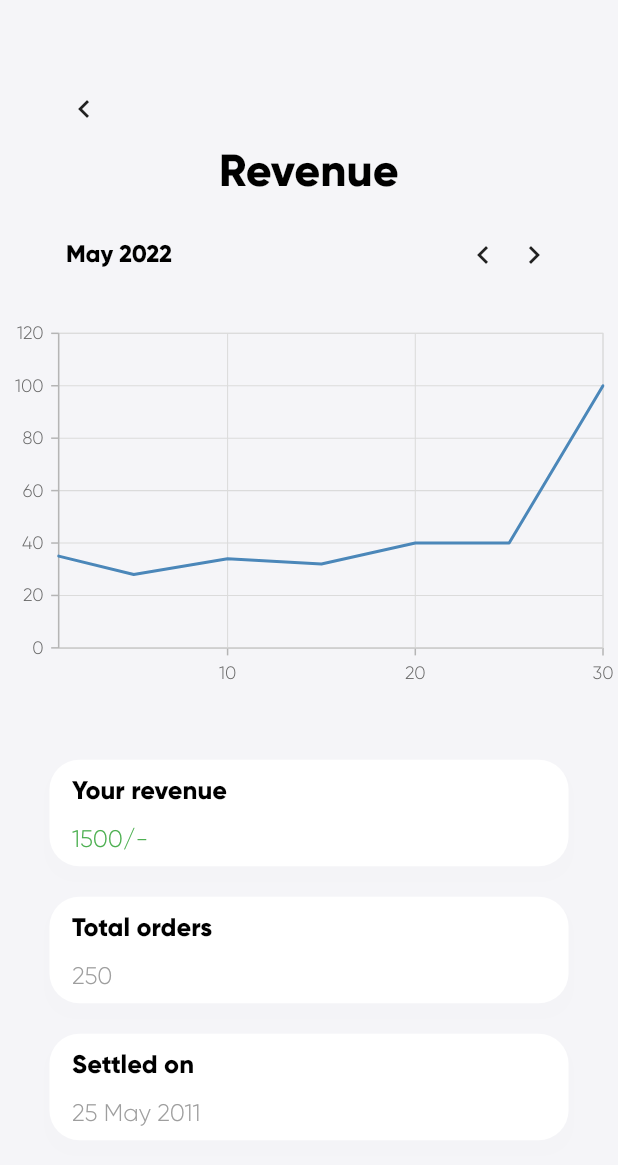
After one commit to StackXSol/canteen, a Flutter app: the Revenue screen opened directly, on a phone screen of 412 x 824 dp. The commit adds this screen. Shown: the top 1165 px of the screen. Run offline on Flutter 3.47's test engine with Material 2 defaults, Android fonts, the phone set to English and light mode, and no system bars; our stand-ins replace bloc, carousel_slider, cloud_firestore, firebase_auth, firebase_core, firebase_storage and 7 more; missing offline and left inert: dart:ffi; accounts and stored records are empty; network calls fail.

Commit message:
created admin profile and revenue

```diff
--- a/lib/screens/Admin/admin_login.dart
+++ b/lib/screens/Admin/admin_login.dart
@@ -164,8 +164,7 @@ class _AdminLoginState extends State<AdminLogin> with TickerProviderStateMixin {
                     onTap: () {
                       Navigator.push(
                         context,
-                        MaterialPageRoute(
-                            builder: (context) => AdminHomepage()),
+                        MaterialPageRoute(builder: (context) => AdminNavbar()),
                       );
                     },
                     child: Container(
@@ -404,7 +403,7 @@ class _AdminLoginState extends State<AdminLogin> with TickerProviderStateMixin {
                         Navigator.push(
                           context,
                           MaterialPageRoute(
-                              builder: (context) => AdminHomepage()),
+                              builder: (context) => AdminNavbar()),
                         );
                       },
                       child: Container(
--- /dev/null
+++ b/lib/screens/Admin/revenue.dart
@@ -0,0 +1,244 @@
+import 'package:flutter/material.dart';
+import 'package:intl/intl.dart';
+import '../../widgets.dart';
+import 'package:syncfusion_flutter_charts/charts.dart';
+import 'package:syncfusion_flutter_charts/sparkcharts.dart';
+
+class Revenue extends StatefulWidget {
+  const Revenue({Key? key}) : super(key: key);
+
+  @override
+  State<Revenue> createState() => _RevenueState();
+}
+
+class _RevenueState extends State<Revenue> {
+  DateTime now = DateTime.now();
+  late String _displayMonth;
+  late String _displayYear;
+
+  @override
+  void initState() {
+    _displayMonth = DateFormat.MMMM().format(now);
+    _displayYear = DateFormat.y().format(now);
+    super.initState();
+  }
+
+  @override
+  Widget build(BuildContext context) {
+    final List<ChartData> chartData = [
+      ChartData(1, 35),
+      ChartData(5, 28),
+      ChartData(10, 34),
+      ChartData(15, 32),
+      ChartData(20, 40),
+      ChartData(25, 40),
+      ChartData(30, 100),
+    ];
+
+    return Scaffold(
+      body: Column(children: [
+        SizedBox(height: getheight(context, 60)),
+        Padding(
+          padding: EdgeInsets.symmetric(horizontal: getwidth(context, 40)),
+          child: Column(
+            children: [
+              Row(
+                children: [
+                  GestureDetector(
+                      onTap: () {
+                        Navigator.pop(context);
+                      },
+                      child: Icon(Icons.keyboard_arrow_left)),
+                ],
+              ),
+              SizedBox(
+                height: getheight(context, 10),
+              ),
+              Text(
+                "Revenue",
+                style: TextStyle(fontSize: 30, fontWeight: FontWeight.w600),
+              )
+            ],
+          ),
+        ),
+        SizedBox(
+          height: getheight(context, getheight(context, 25)),
+        ),
+        Container(
+          padding: EdgeInsets.symmetric(horizontal: getwidth(context, 40)),
+          child: Row(
+            children: [
+              GestureDetector(
+                onTap: () {
+                  showDatePicker(
+                    context: context,
+                    initialDate: now,
+                    firstDate: now.subtract(Duration(days: 3650 * 2)),
+                    lastDate: now.add(Duration(days: 3650 * 2)),
+                  ).then((value) {
+                    setState(() {
+                      DateTime? now = value;
+                      _displayYear = value!.year.toString();
+                      _displayMonth = DateFormat.MMMM().format(value);
+                    });
+                  });
+                },
+                child: Text("${_displayMonth} ${_displayYear}",
+                    style:
+                        TextStyle(fontWeight: FontWeight.bold, fontSize: 16)),
+              ),
+              Spacer(),
+              GestureDetector(
+                  onTap: () {
+                    /// going to previous date
+                    setState(() {
+                      now = now.subtract(Duration(days: 30));
+                      _displayMonth = DateFormat.MMMM().format(now);
+                    });
+                  },
+                  child: Icon(Icons.keyboard_arrow_left)),
+              SizedBox(width: 10),
+              GestureDetector(
+                  onTap: () {
+                    //////// going to forward date
+                    setState(() {
+                      now = now.add(Duration(days: 30));
+                      _displayMonth = DateFormat.MMMM().format(now);
+                    });
+                  },
+                  child: Icon(Icons.keyboard_arrow_right))
+            ],
+          ),
+        ),
+        SizedBox(height: getheight(context, 30)),
+        Container(
+          height: getheight(context, 250),
+          child: SfCartesianChart(
+              crosshairBehavior: CrosshairBehavior(
+                  shouldAlwaysShow: true,
+                  enable: true,
+                  activationMode: ActivationMode.singleTap),
+              series: <ChartSeries>[
+                LineSeries<ChartData, int>(
+                    xAxisName: "Revenue",
+                    yAxisName: "Days",
+                    dataSource: chartData,
+                    xValueMapper: (ChartData data, _) => data.x,
+                    yValueMapper: (ChartData data, _) => data.y)
+              ]),
+        ),
+        SizedBox(
+          height: getheight(context, 40),
+        ),
+        Container(
+          height: getheight(context, 70),
+          width: getwidth(context, 315),
+          decoration: BoxDecoration(
+              color: Colors.white,
+              borderRadius: BorderRadius.circular(20),
+              boxShadow: [
+                BoxShadow(
+                  color: Colors.grey.withOpacity(0.01),
+                  spreadRadius: 3,
+                  blurRadius: 8,
+                  offset: Offset(0, 7), // changes position of shadow
+                ),
+              ]),
+          child: Padding(
+            padding: EdgeInsets.symmetric(vertical: 10, horizontal: 15),
+            child: Column(
+              crossAxisAlignment: CrossAxisAlignment.start,
+              children: [
+                Text(
+                  "Your revenue",
+                  style: TextStyle(fontWeight: FontWeight.bold, fontSize: 17),
+                ),
+                Spacer(),
+                Text(
+                  "1500/-",
+                  style: TextStyle(fontSize: 16, color: Colors.green),
+                ),
+              ],
+            ),
+          ),
+        ),
+        SizedBox(
+          height: getheight(context, 20),
+        ),
+        Container(
+          height: getheight(context, 70),
+          width: getwidth(context, 315),
+          decoration: BoxDecoration(
+              color: Colors.white,
+              borderRadius: BorderRadius.circular(20),
+              boxShadow: [
+                BoxShadow(
+                  color: Colors.grey.withOpacity(0.01),
+                  spreadRadius: 3,
+                  blurRadius: 8,
+                  offset: Offset(0, 7), // changes position of shadow
+                ),
+              ]),
+          child: Padding(
+            padding: EdgeInsets.symmetric(vertical: 10, horizontal: 15),
+            child: Column(
+              crossAxisAlignment: CrossAxisAlignment.start,
+              children: [
+                Text(
+                  "Total orders",
+                  style: TextStyle(fontWeight: FontWeight.bold, fontSize: 17),
+                ),
+                Spacer(),
+                Text(
+                  "250",
+                  style: TextStyle(fontSize: 16, color: Colors.grey),
+                ),
+              ],
+            ),
+          ),
+        ),
+        SizedBox(
+          height: getheight(context, 20),
+        ),
+        Container(
+          height: getheight(context, 70),
+          width: getwidth(context, 315),
+          decoration: BoxDecoration(
+              color: Colors.white,
+              borderRadius: BorderRadius.circular(20),
+              boxShadow: [
+                BoxShadow(
+                  color: Colors.grey.withOpacity(0.01),
+                  spreadRadius: 3,
+                  blurRadius: 8,
+                  offset: Offset(0, 7), // changes position of shadow
+                ),
+              ]),
+          child: Padding(
+            padding: EdgeInsets.symmetric(vertical: 10, horizontal: 15),
+            child: Column(
+              crossAxisAlignment: CrossAxisAlignment.start,
+              children: [
+                Text(
+                  "Settled on ",
+                  style: TextStyle(fontWeight: FontWeight.bold, fontSize: 17),
+                ),
+                Spacer(),
+                Text(
+                  "25 May 2011",
+                  style: TextStyle(fontSize: 16, color: Colors.grey),
+                ),
+              ],
+            ),
+          ),
+        ),
+      ]),
+    );
+  }
+}
+
+class ChartData {
+  ChartData(this.x, this.y);
+  final int x;
+  final double y;
+}
--- a/pubspec.yaml
+++ b/pubspec.yaml
@@ -47,6 +47,7 @@ dependencies:
   qr_flutter: ^4.0.0
   firebase_storage: ^10.2.15
   flutter_switch: ^0.3.2
+  syncfusion_flutter_charts: ^20.1.55
 
 
 dev_dependencies:
```
Also changed, not shown: lib/screens/Admin/admin_navbar.dart (+7 -24 lines), lib/screens/Admin/admin_profile.dart (added, +120 -0 lines), pubspec.lock.
